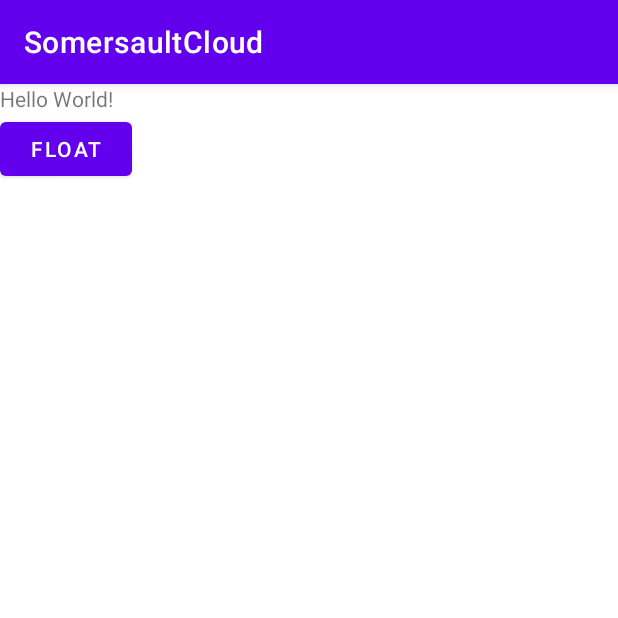
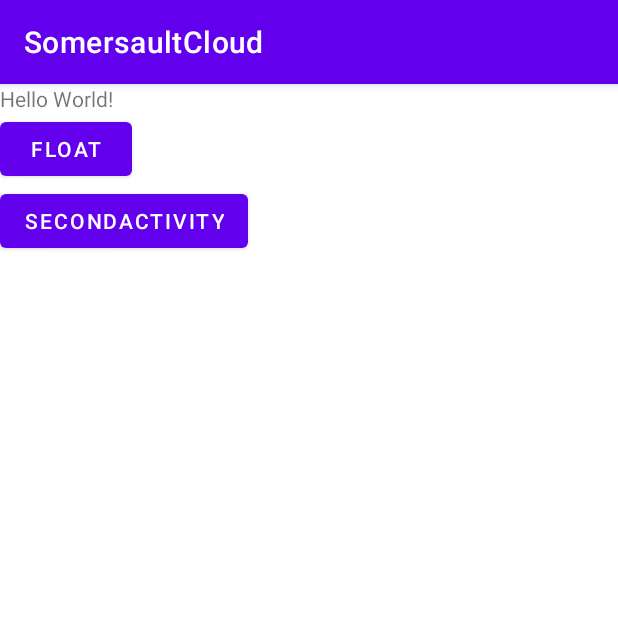
Before and after one commit to 121880399/SomersaultCloud, an Android app: the screen it shows after launch (MainActivity), on a phone screen of 412 x 824 dp, the top half of it. Run offline under Robolectric (Android 15) with nearby library versions, the phone set to English and light mode, and no system bars; libraries missing offline, so code that uses them is left out: me.weishu.reflection; 1 statement that could not run was skipped.

Commit message:
解决bug: 1悬浮窗跳转到下一个页面，没有显示（已解决） 2.点击功能菜单，弹出悬浮窗以后，没有关闭主控面板（已解决）

```diff
--- a/app/src/main/AndroidManifest.xml
+++ b/app/src/main/AndroidManifest.xml
@@ -17,6 +17,7 @@
                 <category android:name="android.intent.category.LAUNCHER" />
             </intent-filter>
         </activity>
+        <activity android:name=".SecondActivity"/>
     </application>
 
 </manifest>
--- a/app/src/main/res/layout/activity_main.xml
+++ b/app/src/main/res/layout/activity_main.xml
@@ -22,4 +22,10 @@
         android:layout_height="wrap_content"
         android:text="float"
         />
+    <Button
+        android:id="@+id/btn_jump"
+        android:layout_width="wrap_content"
+        android:layout_height="wrap_content"
+        android:text="SecondActivity"
+        />
 </LinearLayout>
--- a/somersaultCloud/src/main/java/org/somersault/cloud/lib/adapter/PluginRvAdapter.kt
+++ b/somersaultCloud/src/main/java/org/somersault/cloud/lib/adapter/PluginRvAdapter.kt
@@ -52,7 +52,7 @@ class PluginRvAdapter constructor() : RecyclerView.Adapter<BaseBindingViewHolder
     private val mClickListener = SingleClickListener(View.OnClickListener {
         val position = it.getTag()
         if(mOnItemClickListener!=null){
-            mOnItemClickListener!!.onItemClick(null,it, position as Int, position as Long)
+            mOnItemClickListener!!.onItemClick(null,it, position as Int, (position%3).toLong())
         }
     })
 }
--- a/somersaultCloud/src/main/java/org/somersault/cloud/lib/manager/FloatViewManager.kt
+++ b/somersaultCloud/src/main/java/org/somersault/cloud/lib/manager/FloatViewManager.kt
@@ -6,6 +6,7 @@ import android.content.res.Configuration
 import android.graphics.Point
 import android.util.ArrayMap
 import android.view.View
+import android.view.ViewGroup
 import org.somersault.cloud.lib.been.FvCurrentPositionInfo
 import org.somersault.cloud.lib.been.FvLastPositionInfo
 import org.somersault.cloud.lib.ui.BaseFloatView
@@ -129,6 +130,9 @@ class FloatViewManager private constructor() {
             }
             //表示当前悬浮窗已经在当前Activity显示
             currentActivityFloatViews[floatView.mTag] = floatView
+            if(floatView.getFloatView()?.parent != null){
+                (floatView.getFloatView()?.parent as ViewGroup).removeView(floatView.getFloatView())
+            }
             //将悬浮窗添加到当前Activity的根布局
             ActivityManager.instance.getRootView(currentActivity!!)?.addView(floatView.getFloatView())
             floatView.getFloatView()?.postDelayed(Runnable {
--- a/somersaultCloud/src/main/java/org/somersault/cloud/lib/plugin/ActivityInspectionPlugin.kt
+++ b/somersaultCloud/src/main/java/org/somersault/cloud/lib/plugin/ActivityInspectionPlugin.kt
@@ -6,6 +6,7 @@ import org.somersault.cloud.lib.interf.IFunctionPlugin
 import org.somersault.cloud.lib.manager.FloatViewManager
 import org.somersault.cloud.lib.ui.activity.ActivityInspectionView
 import org.somersault.cloud.lib.manager.ActivityManager
+import org.somersault.cloud.lib.ui.Cloud
 import org.somersault.cloud.lib.ui.activity.HandlerHooker
 
 /**
@@ -51,6 +52,7 @@ class ActivityInspectionPlugin : IFunctionPlugin{
             isOpen = true
             Toast.makeText(currentActivity,"打开",Toast.LENGTH_LONG)
         }
+        Cloud.instance.dismiss()
     }
 
 }
--- a/somersaultCloud/src/main/java/org/somersault/cloud/lib/ui/Cloud.kt
+++ b/somersaultCloud/src/main/java/org/somersault/cloud/lib/ui/Cloud.kt
@@ -171,4 +171,8 @@ class Cloud private constructor() : ICloud{
             mContainer?.removeView(view)
         }
     }
+
+    fun dismiss(){
+        mPanelManager?.dismiss()
+    }
 }
```
Also changed, not shown: app/src/main/java/org/somersault/cloud/MainActivity.kt (+8 -0 lines), app/src/main/java/org/somersault/cloud/SecondActivity.kt (added, +24 -0 lines), app/src/main/res/layout/activity_second.xml (added, +12 -0 lines).
